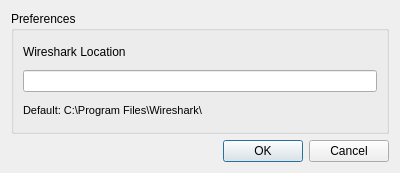
Qt form preferencedialog.ui (peremen/3GPPDecoder) before a commit.
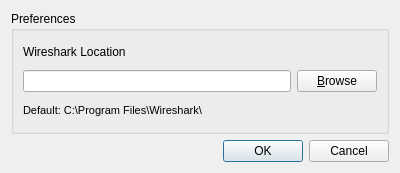
The same form after that commit. Icons and pictures are not drawn.

Commit message: Properly implement Wireshark path detection, add 5G NR support

The edit to the form file:
```diff
--- a/preferencedialog.ui
+++ b/preferencedialog.ui
@@ -32,7 +32,18 @@
        </widget>
       </item>
       <item>
-       <widget class="QLineEdit" name="lineEditWireshark"/>
+       <layout class="QHBoxLayout" name="horizontalLayout">
+        <item>
+         <widget class="QLineEdit" name="lineEditWireshark"/>
+        </item>
+        <item>
+         <widget class="QPushButton" name="btnBrowse">
+          <property name="text">
+           <string>&amp;Browse</string>
+          </property>
+         </widget>
+        </item>
+       </layout>
       </item>
       <item>
        <widget class="QLabel" name="label_2">
```
Left out of the diff: 4 changed lines with no effect on the pictures. The commit also changes 7 other files.
